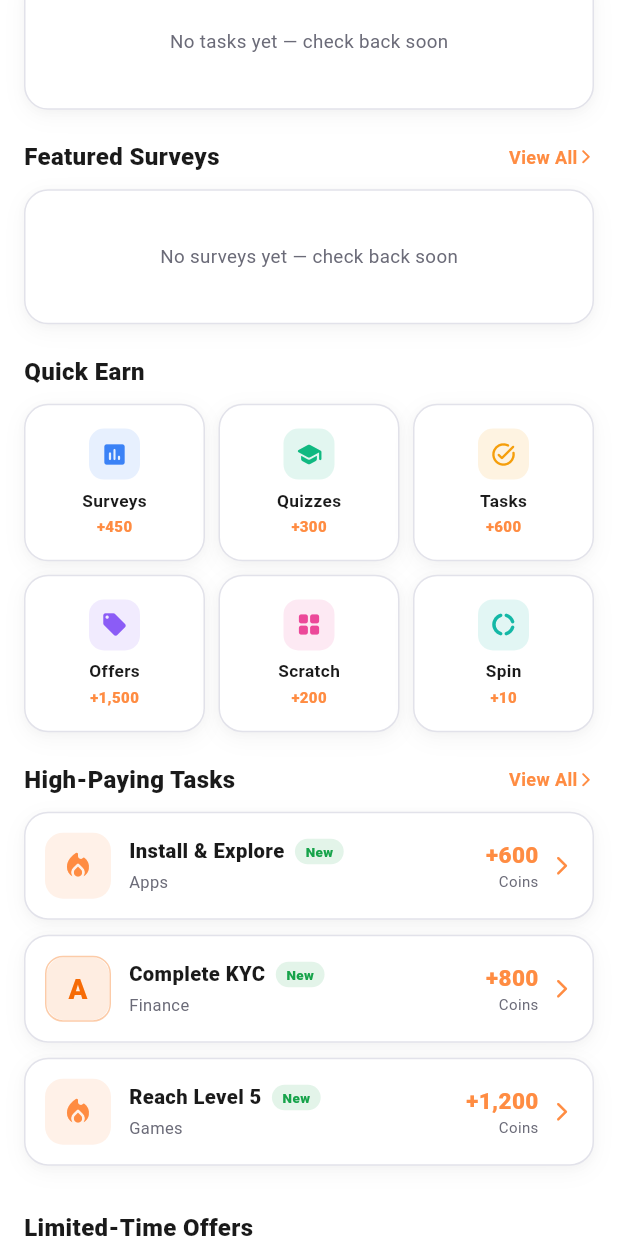
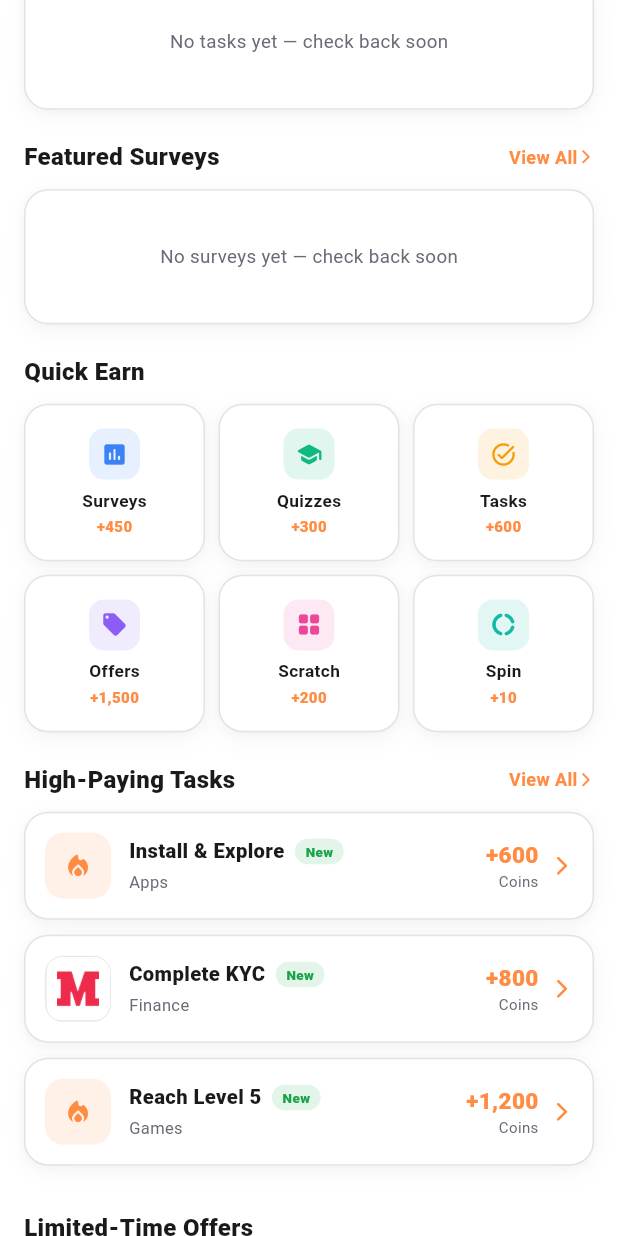
Before and after one commit to my-smm-panel/coinvault-frontend, a Flutter app: the HomeTab screen opened directly, scrolled down 576 dp, on a phone screen of 412 x 824 dp. Run offline on Flutter 3.47's test engine with Material 3 defaults, Android fonts, the phone set to English and light mode, and no system bars; our stand-ins replace firebase_auth, firebase_core, firebase_database, google_fonts, google_sign_in, shared_preferences; accounts and stored records are empty; network calls fail.

Commit message:
One AppLogo resolver everywhere: real provider logo (CPX/BitLabs/Cint/Pollfish/TimeWall/Prime) or real app logo from title (MPL/Ludo/Rummy/Dream11) or clean activity icon; all provider logos re-rendered on consistent 128px white rounded tiles; wired into home tasks+surveys+high-paying, earn surveys+tasks+high-reward, surveys list, task detail, provider tasks

```diff
--- a/lib/screens/home_screen.dart
+++ b/lib/screens/home_screen.dart
@@ -10,7 +10,7 @@ import '../widgets/cv_header.dart';
 import '../widgets/home_banner_carousel.dart';
 import 'earn_screen.dart';
 import 'task_detail_screen.dart';
-import '../core/provider_logos.dart';
+import '../widgets/app_logo.dart';
 import 'invite_screen.dart';
 import 'leaderboard_screen.dart';
 import 'missions_screen.dart';
@@ -830,29 +830,16 @@ class _HomeTabState extends State<HomeTab> {
         children: [
           Row(
             children: [
-              // Real provider logo when known, else app logo from title,
-              // else clean activity icon.
-              (provider != null && ProviderLogos.assetFor(provider) != null)
-                  ? ProviderLogo(provider!, size: 32, radius: 9)
-                  : (ProviderLogos.assetForTitle(title) != null
-                      ? ClipRRect(
-                          borderRadius: BorderRadius.circular(9),
-                          child: Image.asset(
-                            ProviderLogos.assetForTitle(title)!,
-                            width: 32,
-                            height: 32,
-                            fit: BoxFit.contain,
-                          ),
-                        )
-                      : Container(
-                          width: 32,
-                          height: 32,
-                          decoration: BoxDecoration(
-                            color: color.withOpacity(0.12),
-                            borderRadius: BorderRadius.circular(9),
-                          ),
-                          child: Icon(icon, size: 17, color: color),
-                        )),
+              // ONE resolver: real provider logo → app logo from title →
+              // clean activity icon. Never a dummy brand logo.
+              AppLogo(
+                provider: provider,
+                title: title,
+                size: 36,
+                radius: 9,
+                fallbackIcon: icon,
+                fallbackColor: color,
+              ),
               const Spacer(),
               Container(
                 padding:
@@ -1248,9 +1235,6 @@ class _HomeTabState extends State<HomeTab> {
         final coins = ((m['coins'] ?? 0) as num).toInt();
         final provider = (m['provider'] ?? m['cat'] ?? '').toString();
         final title = (m['title'] ?? 'Task').toString();
-        final appLogo = ProviderLogos.assetForTitle(title) ??
-            (ProviderLogos.assetFor(provider) != null ? provider : null);
-        final hasLogo = appLogo != null;
         return Padding(
           padding: const EdgeInsets.only(bottom: 10),
           child: Container(
@@ -1258,18 +1242,13 @@ class _HomeTabState extends State<HomeTab> {
             decoration: _cardDec(),
             child: Row(
               children: [
-                hasLogo
-                    ? ProviderLogo(appLogo!, size: 44, radius: 12)
-                    : Container(
-                        width: 44,
-                        height: 44,
-                        decoration: BoxDecoration(
-                          color: AppColors.primary.withOpacity(0.12),
-                          borderRadius: BorderRadius.circular(12),
-                        ),
-                        child: const Icon(Icons.local_fire_department_rounded,
-                            color: AppColors.primary, size: 22),
-                      ),
+                AppLogo(
+                  provider: provider,
+                  title: title,
+                  size: 44,
+                  fallbackIcon: Icons.local_fire_department_rounded,
+                  fallbackColor: AppColors.primary,
+                ),
                 const SizedBox(width: 12),
                 Expanded(
                   child: Column(
--- /dev/null
+++ b/lib/widgets/app_logo.dart
@@ -0,0 +1,88 @@
+import 'package:flutter/material.dart';
+
+import '../core/provider_logos.dart';
+
+/// ONE consistent logo resolver for every task / survey / offer card
+/// anywhere in the app (home, earn, surveys, tracking, detail pages).
+///
+/// Resolution order:
+///   1. known survey provider  (CPX Research, BitLabs, Cint, ...)
+///   2. real app logo from the task title  (MPL, Ludo, Rummy Circle, Dream11)
+///   3. clean neutral activity icon (never a dummy/fake brand logo)
+///
+/// Container is always 40–48px, rounded, `BoxFit.contain` — no stretching.
+class AppLogo extends StatelessWidget {
+  final String? provider;
+  final String? title;
+  final double size;
+  final double radius;
+  final IconData fallbackIcon;
+  final Color fallbackColor;
+
+  const AppLogo({
+    super.key,
+    this.provider,
+    this.title,
+    this.size = 44,
+    this.radius = 12,
+    this.fallbackIcon = Icons.task_alt_rounded,
+    this.fallbackColor = const Color(0xFFF59E0B),
+  });
+
+  /// Resolves to a real image asset path when one exists, else null.
+  String? get _asset {
+    if (provider != null && provider!.trim().isNotEmpty) {
+      final a = ProviderLogos.assetFor(provider!);
+      if (a != null) return a;
+    }
+    if (title != null && title!.trim().isNotEmpty) {
+      final a = ProviderLogos.assetForTitle(title!);
+      if (a != null) return a;
+    }
+    return null;
+  }
+
+  Color get _fallbackBg => fallbackColor.withOpacity(0.12);
+
+  @override
+  Widget build(BuildContext context) {
+    final asset = _asset;
+    if (asset != null) {
+      return Container(
+        width: size,
+        height: size,
+        decoration: BoxDecoration(
+          color: Colors.white,
+          borderRadius: BorderRadius.circular(radius),
+          border: Border.all(
+              color: const Color(0xFFE7E7E7), width: 1),
+        ),
+        clipBehavior: Clip.antiAlias,
+        child: Image.asset(
+          asset,
+          fit: BoxFit.contain,
+          width: size,
+          height: size,
+          errorBuilder: (_, __, ___) => _iconFallback(),
+        ),
+      );
+    }
+    return _iconFallback();
+  }
+
+  Widget _iconFallback() {
+    return Container(
+      width: size,
+      height: size,
+      decoration: BoxDecoration(
+        color: _fallbackBg,
+        borderRadius: BorderRadius.circular(radius),
+      ),
+      child: Icon(
+        fallbackIcon,
+        size: size * 0.45,
+        color: fallbackColor,
+      ),
+    );
+  }
+}
```
Also changed, not shown: lib/screens/earn_screen.dart (+26 -37 lines), lib/screens/provider_tasks_screen.dart (+8 -1 lines), lib/screens/surveys_screen.dart (+8 -1 lines), lib/screens/task_detail_screen.dart (+9 -2 lines), assets/logos/adscend.png, assets/logos/bitlabs.png, assets/logos/cint.png, assets/logos/cpidroid.png, assets/logos/cpx.png, assets/logos/growdeck.png, assets/logos/lootably.png, assets/logos/offerpro.png, assets/logos/pollfish.png, assets/logos/prime.png, 2 more files.
